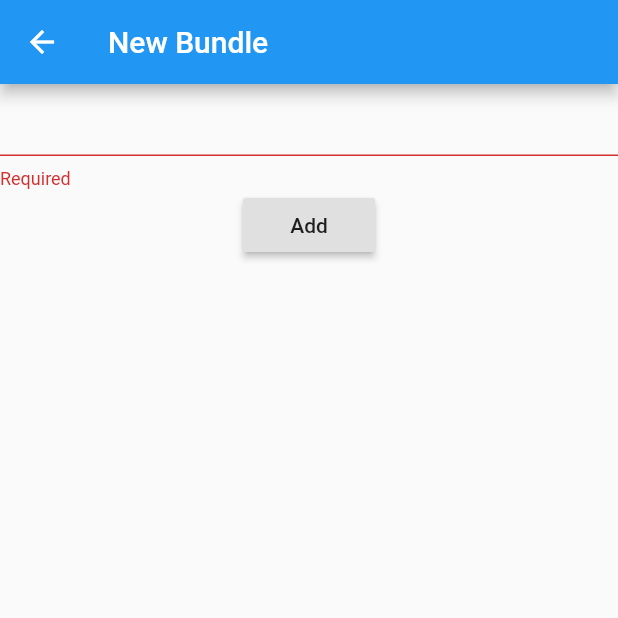
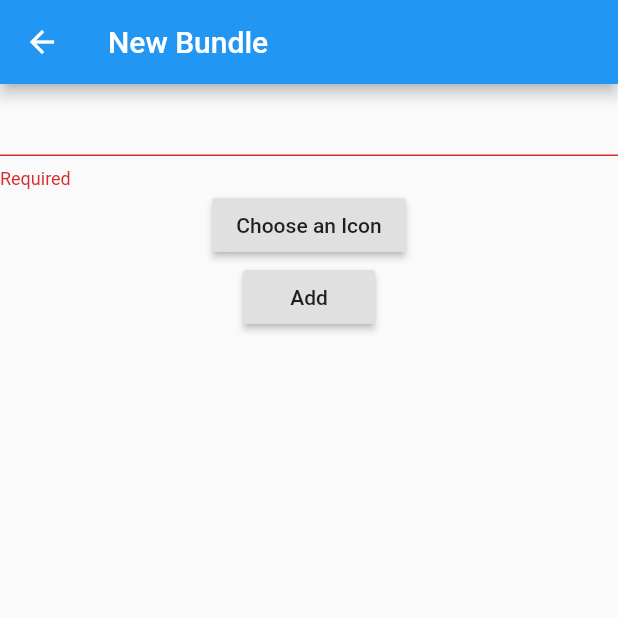
Before and after one commit to nicolas-andalaft/app_bundles, a Flutter app: the BundleForm screen opened by its route, after a tap on "Add", on a phone screen of 412 x 824 dp, the top half of it. Run offline on Flutter 3.47's test engine with Material 2 defaults, Android fonts, the phone set to English and light mode, and no system bars; our stand-ins replace sqflite; missing offline and left inert: flutter_iconpicker, google_play_store_scraper_dart, installed_apps, receive_sharing_intent; accounts and stored records are empty.

```diff
--- a/lib/screens/bundle_form.dart
+++ b/lib/screens/bundle_form.dart
@@ -2,13 +2,40 @@ import 'package:app_bundles/database/bundle_dao.dart';
 import 'package:app_bundles/models/bundle.dart';
 
 import 'package:flutter/material.dart';
+import 'package:flutter_iconpicker/flutter_iconpicker.dart';
 
-class BundleForm extends StatelessWidget {
+class BundleForm extends StatefulWidget {
+  @override
+  _BundleFormState createState() => _BundleFormState();
+}
+
+class _BundleFormState extends State<BundleForm> {
+  final _formKey = GlobalKey<FormState>();
+  final _nameController = TextEditingController();
+  IconData _icon;
+
+  void _showIconPicker() {
+    FlutterIconPicker.showIconPicker(context,
+            iconPackMode: IconPack.materialOutline)
+        .then((result) {
+      setState(() {
+        if (result != null && result != _icon) _icon = result;
+      });
+    });
+  }
+
+  void _validateForm() {
+    if (!_formKey.currentState.validate() || _icon == null) return;
+
+    Bundle newbundle = Bundle();
+    newbundle.name = _nameController.text;
+    newbundle.icon = _icon;
+
+    BundleDao.create(newbundle).then((_) => Navigator.pop(context));
+  }
+
   @override
   Widget build(BuildContext context) {
-    final _formKey = GlobalKey<FormState>();
-    final _nameController = TextEditingController();
-
     return Scaffold(
       appBar: AppBar(title: Text('New Bundle')),
       body: Form(
@@ -25,14 +52,18 @@ class BundleForm extends StatelessWidget {
               },
             ),
             RaisedButton(
+              child: Row(
+                mainAxisSize: MainAxisSize.min,
+                children: [
+                  _icon != null ? Icon(_icon) : Container(),
+                  Text('Choose an Icon'),
+                ],
+              ),
+              onPressed: _showIconPicker,
+            ),
+            RaisedButton(
               child: Text('Add'),
-              onPressed: () {
-                if (!_formKey.currentState.validate()) return;
-
-                Bundle newbundle = Bundle();
-                newbundle.name = _nameController.text;
-                BundleDao.create(newbundle).then((_) => Navigator.pop(context));
-              },
+              onPressed: _validateForm,
             ),
           ],
         ),
```
Also changed, not shown: lib/components/bundle_card.dart (added, +54 -0 lines), lib/screens/homepage.dart (+2 -17 lines).
